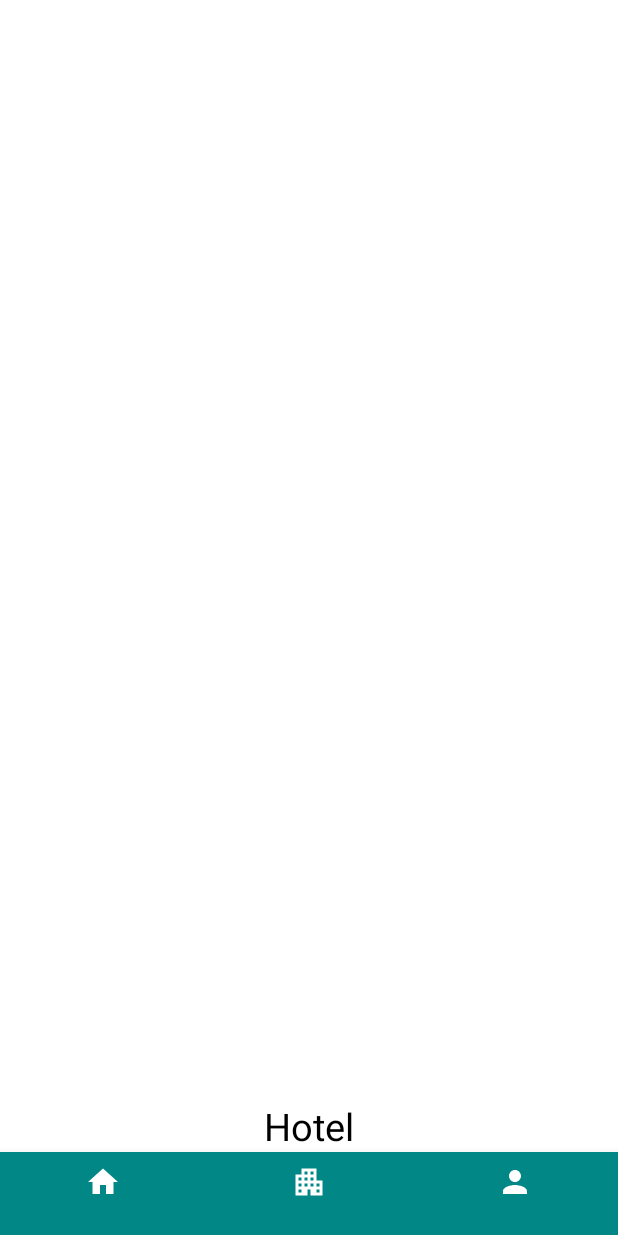
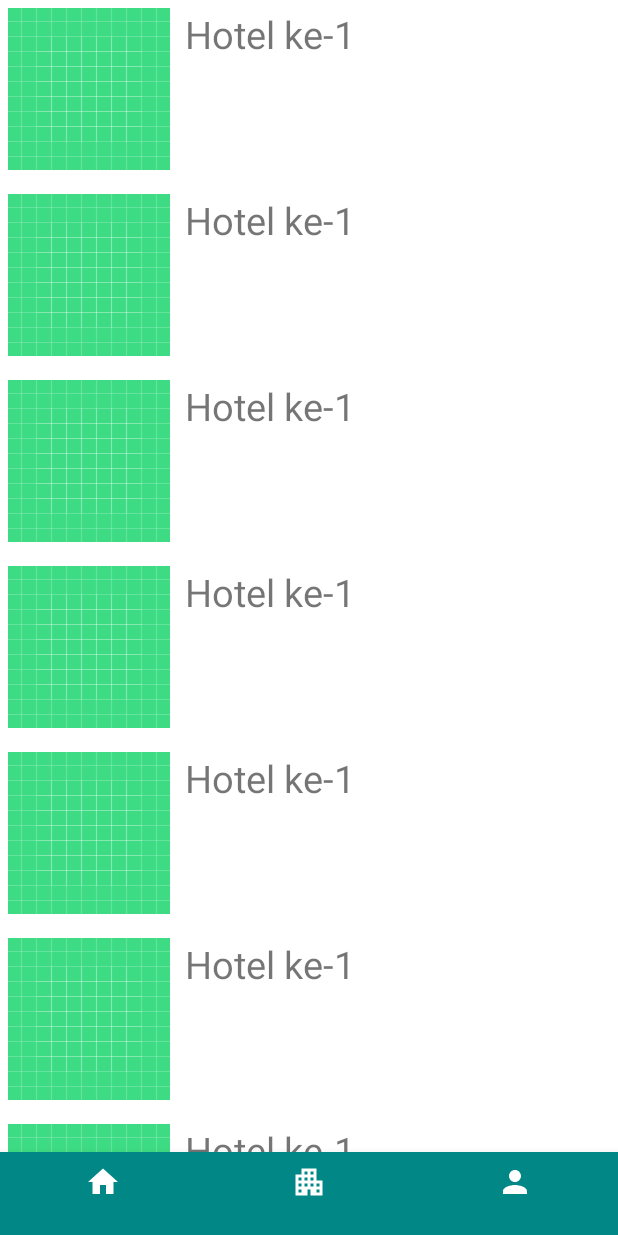
Before and after one commit to cindyardella/TestGit, an Android app: the screen it shows after launch (MainActivity), item 2 of the bottom bar chosen, on a phone screen of 412 x 824 dp. Run offline under Robolectric (Android 15) with nearby library versions, the phone set to English and light mode, and no system bars.

Commit message:
Recycler View

```diff
--- a/app/build.gradle
+++ b/app/build.gradle
@@ -34,6 +34,7 @@ dependencies {
     implementation 'com.google.android.material:material:1.4.0'
     implementation 'androidx.constraintlayout:constraintlayout:2.1.0'
     implementation 'com.google.android.material:material:1.0.0'
+    implementation 'androidx.recyclerview:recyclerview:1.0.0'
     testImplementation 'junit:junit:4.+'
     androidTestImplementation 'androidx.test.ext:junit:1.1.3'
     androidTestImplementation 'androidx.test.espresso:espresso-core:3.4.0'
--- /dev/null
+++ b/app/src/main/java/com/example/testgit/AdapterData.java
@@ -0,0 +1,50 @@
+package com.example.testgit;
+
+import android.content.Context;
+import android.view.LayoutInflater;
+import android.view.View;
+import android.view.ViewGroup;
+import android.widget.TextView;
+
+import androidx.annotation.NonNull;
+import androidx.recyclerview.widget.RecyclerView;
+
+import java.util.List;
+
+public class AdapterData extends RecyclerView.Adapter<AdapterData.HolderData> {
+    List<String> listData;
+
+    public AdapterData(Context context, List<String> listData) {
+        this.listData = listData;
+        this.inflater = LayoutInflater.from(context);
+    }
+
+    LayoutInflater inflater;
+
+    @NonNull
+    @Override
+    public HolderData onCreateViewHolder(@NonNull ViewGroup parent, int viewType) {
+        View view = inflater.inflate(R.layout.item_data,parent,false);
+        return new HolderData(view);
+    }
+
+    @Override
+    public void onBindViewHolder(@NonNull HolderData holder, int position) {
+        holder.txtData.setText(listData.get(position));
+
+    }
+
+    @Override
+    public int getItemCount() {
+        return listData.size();
+    }
+
+    public class HolderData extends RecyclerView.ViewHolder{
+        TextView txtData;
+        public HolderData(@NonNull View itemView) {
+            super(itemView);
+
+            txtData = itemView.findViewById(R.id.dataText);
+        }
+    }
+}
--- a/app/src/main/java/com/example/testgit/HotelFragment.java
+++ b/app/src/main/java/com/example/testgit/HotelFragment.java
@@ -8,11 +8,37 @@ import android.view.ViewGroup;
 import androidx.annotation.NonNull;
 import androidx.annotation.Nullable;
 import androidx.fragment.app.Fragment;
+import androidx.recyclerview.widget.LinearLayoutManager;
+import androidx.recyclerview.widget.RecyclerView;
+
+import java.util.ArrayList;
+import java.util.List;
 
 public class HotelFragment extends Fragment {
+    RecyclerView recyclerView;
+    LinearLayoutManager linearLayoutManager;
+    AdapterData adapterData;
+    List<String> listData;
+
+
     @Nullable
     @Override
     public View onCreateView(@NonNull LayoutInflater inflater, @Nullable ViewGroup container, @Nullable Bundle savedInstanceState) {
-        return inflater.inflate(R.layout.hotel_fragment, container, false);
+        View view = inflater.inflate(R.layout.hotel_fragment, container, false);
+
+       RecyclerView recyclerView = (RecyclerView) view.findViewById(R.id.rvData);
+       listData = new ArrayList<>();
+       for (int i=0;i<10;i++){
+           listData.add("Hotel ke-1");
+       }
+
+       linearLayoutManager = new LinearLayoutManager(this.getContext(), LinearLayoutManager.VERTICAL, false);
+       recyclerView.setLayoutManager(linearLayoutManager);
+
+       adapterData = new AdapterData(this.getContext(), listData);
+       recyclerView.setAdapter(adapterData);
+       adapterData.notifyDataSetChanged();
+
+       return view;
     }
 }
--- a/app/src/main/res/layout/hotel_fragment.xml
+++ b/app/src/main/res/layout/hotel_fragment.xml
@@ -1,16 +1,14 @@
 <?xml version="1.0" encoding="utf-8"?>
-<RelativeLayout
-    xmlns:android="http://schemas.android.com/apk/res/android" android:layout_width="match_parent"
-    android:layout_height="match_parent">
+<LinearLayout xmlns:android="http://schemas.android.com/apk/res/android"
+    android:layout_width="match_parent"
+    xmlns:tools="http://schemas.android.com/tools"
+    android:orientation="vertical"
+    android:layout_height="match_parent"
+    tools:context=".HotelFragment">
 
-    <TextView
+    <androidx.recyclerview.widget.RecyclerView
+        android:id="@+id/rvData"
         android:layout_width="match_parent"
-        android:layout_height="wrap_content"
-        android:id="@+id/hoteltxt"
-        android:text="Hotel"
-        android:textSize="25sp"
-        android:textColor="#000"
-        android:gravity="center"
-        />
+        android:layout_height="wrap_content"/>
 
-</RelativeLayout>
+</LinearLayout>
--- /dev/null
+++ b/app/src/main/res/layout/item_data.xml
@@ -0,0 +1,26 @@
+<?xml version="1.0" encoding="utf-8"?>
+<LinearLayout
+    xmlns:android="http://schemas.android.com/apk/res/android" android:layout_width="match_parent"
+    android:layout_height="match_parent"
+    android:orientation="vertical">
+
+    <LinearLayout
+        android:layout_width="match_parent"
+        android:layout_height="wrap_content"
+        android:padding="5dp"
+        android:layout_marginBottom="5dp"
+        android:orientation="horizontal">
+        <ImageView
+            android:layout_width="wrap_content"
+            android:layout_height="wrap_content"
+            android:src="@drawable/ic_launcher_background"/>
+        <TextView
+            android:id="@+id/dataText"
+            android:layout_width="wrap_content"
+            android:layout_height="wrap_content"
+            android:layout_marginLeft="10dp"
+            android:text="nama hotel"
+            android:textSize="25dp"/>
+    </LinearLayout>
+
+</LinearLayout>
```
